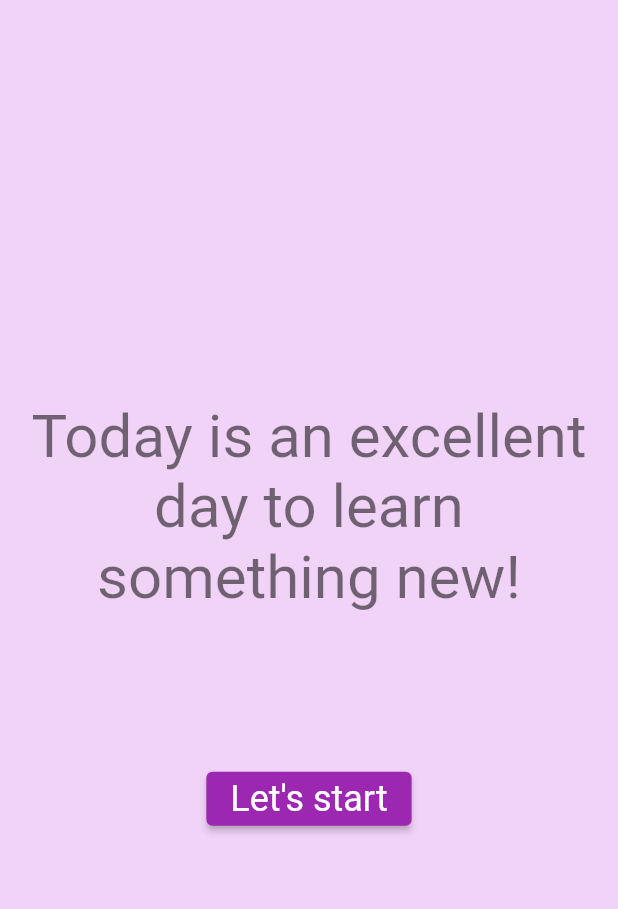
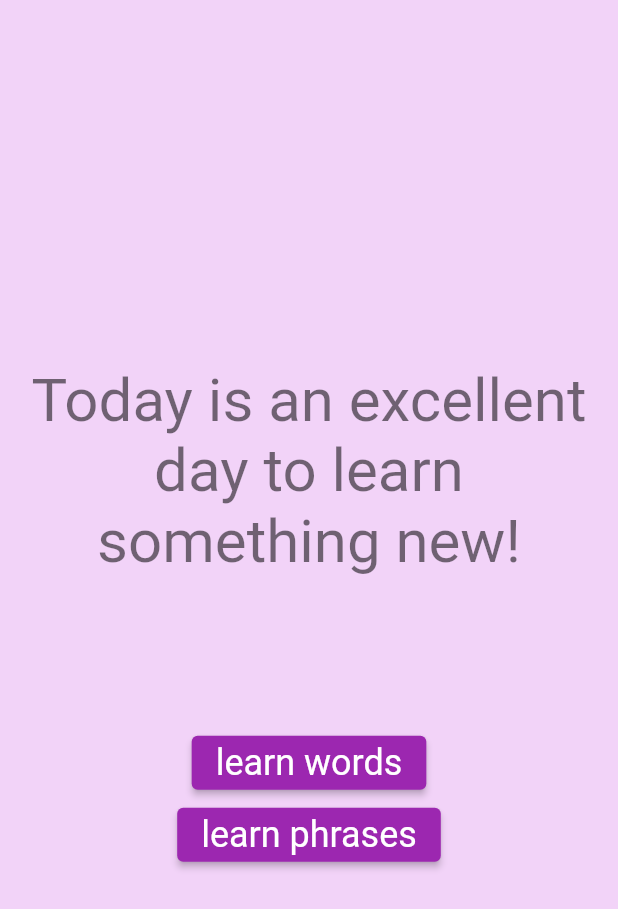
Before and after one commit to dariagorlova/english_for_it, a Flutter app: the screen it shows after launch, on a phone screen of 412 x 824 dp. Shown: the top 909 px of the screen. Run offline on Flutter 3.47's test engine with Material 2 defaults, Android fonts, the phone set to English and light mode, and no system bars; our stand-ins replace confetti, flutter_bloc, flutter_local_notifications, flutter_native_timezone, flutter_tts, freezed_annotation and 8 more; missing offline and left inert: flutter_app_badger, translator; accounts and stored records are empty; Roboto replaces fonts that are missing (Pattaya).

Commit message:
add new button

```diff
--- a/lib/features/start_screen/start_screen.dart
+++ b/lib/features/start_screen/start_screen.dart
@@ -65,7 +65,19 @@ class _StartScreenState extends State<StartScreen> with WidgetsBindingObserver {
                   //}
                 },
                 child: Text(
-                  "Let's start",
+                  'learn words',
+                  style: Theme.of(context)
+                      .textTheme
+                      .headlineSmall
+                      ?.copyWith(color: Theme.of(context).cardColor),
+                ),
+              ),
+              ElevatedButton(
+                onPressed: () {
+                  context.go('/learningPhrases');
+                },
+                child: Text(
+                  'learn phrases',
                   style: Theme.of(context)
                       .textTheme
                       .headlineSmall
```
